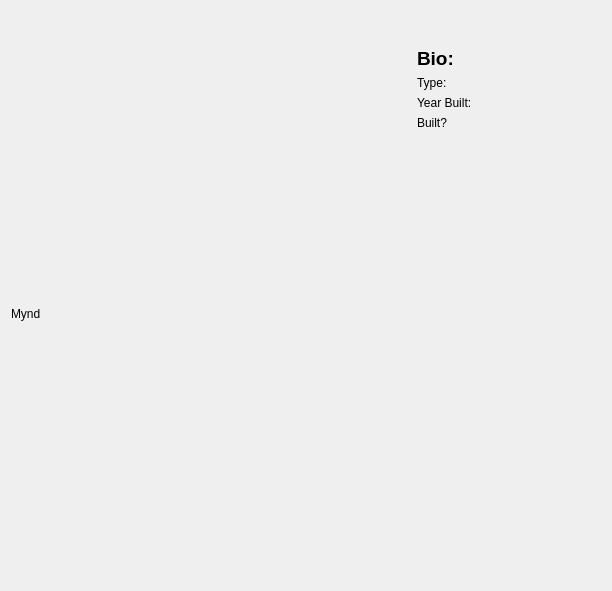
Old version of the form viewcomputerdialog.ui in the repository DORB/Verkur3GUI.
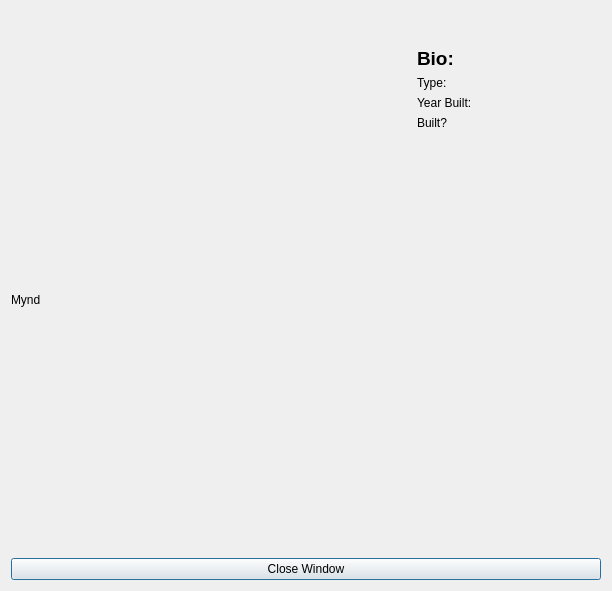
New version of the form.

What changed in the file:
```diff
--- a/viewcomputerdialog.ui
+++ b/viewcomputerdialog.ui
@@ -122,6 +122,13 @@
      </item>
     </layout>
    </item>
+   <item>
+    <widget class="QPushButton" name="button_close_window_computer">
+     <property name="text">
+      <string>Close Window</string>
+     </property>
+    </widget>
+   </item>
   </layout>
  </widget>
  <resources/>
```
